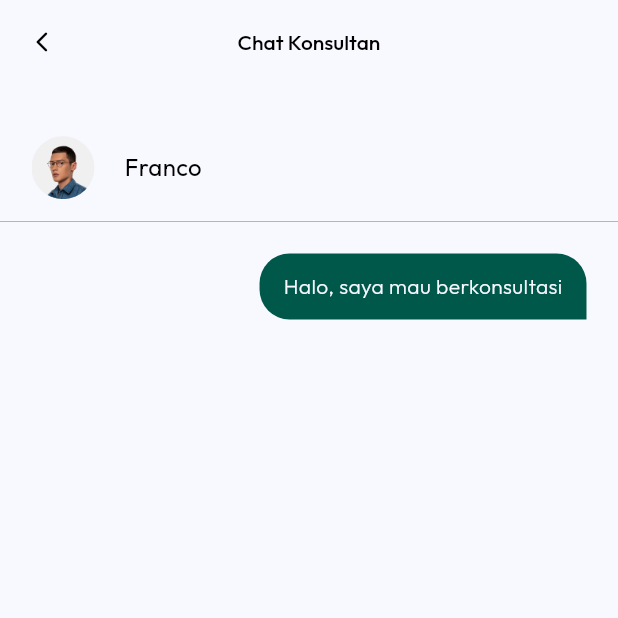
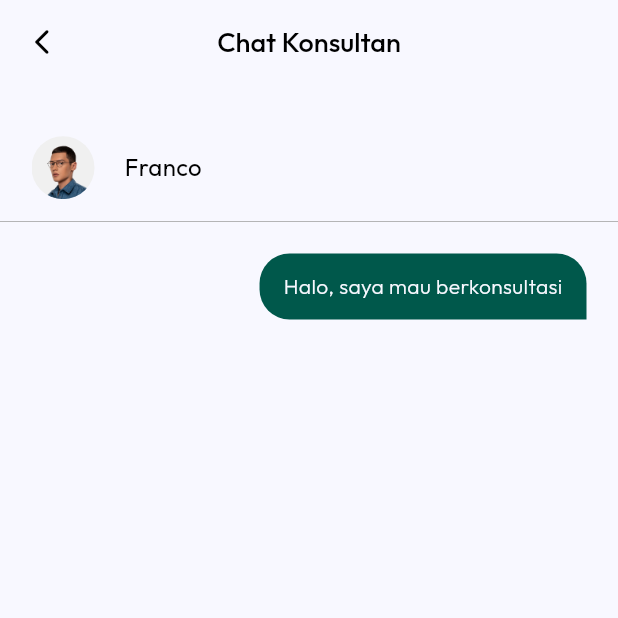
Before and after one commit to raihansyahrin/team_5_motionhack, a Flutter app: the ChatConsultationPage screen opened directly, on a phone screen of 412 x 824 dp, the top half of it. Run offline on Flutter 3.47's test engine with Material 3 defaults, Android fonts, the phone set to English and light mode, and no system bars; our stand-ins replace flutter_svg, get, google_fonts, shared_preferences; accounts and stored records are empty.

Commit message:
refactor: delete unused import

```diff
--- a/lib/ui/chat/chat_consultation_page.dart
+++ b/lib/ui/chat/chat_consultation_page.dart
@@ -2,7 +2,6 @@ import 'package:flutter/material.dart';
 import 'package:flutter_svg/flutter_svg.dart';
 import 'package:team_5_motionhack/common/theme/font.dart';
 import 'package:team_5_motionhack/ui/chat/chat_page.dart';
-import 'package:team_5_motionhack/ui/widgets/bottom_nav_bar.dart';
 
 class ChatConsultationPage extends StatelessWidget {
   const ChatConsultationPage({
@@ -28,13 +27,13 @@ class ChatConsultationPage extends StatelessWidget {
           icon: const Icon(
             Icons.arrow_back_ios_new_rounded,
             color: Colors.black,
-            size: 16,
+            size: 20,
           ),
         ),
         centerTitle: true,
         title: Text(
           'Chat Konsultan',
-          style: mediumText16.copyWith(
+          style: mediumText18.copyWith(
             color: Colors.black,
           ),
         ),
```
